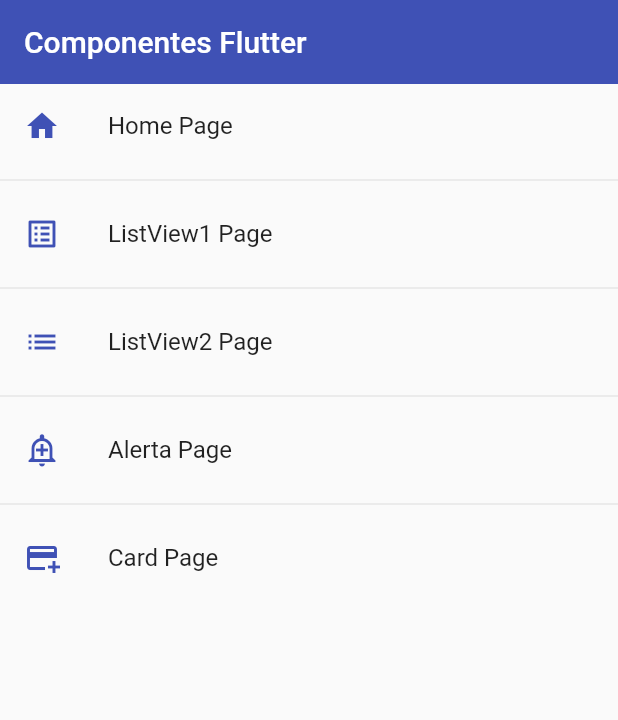
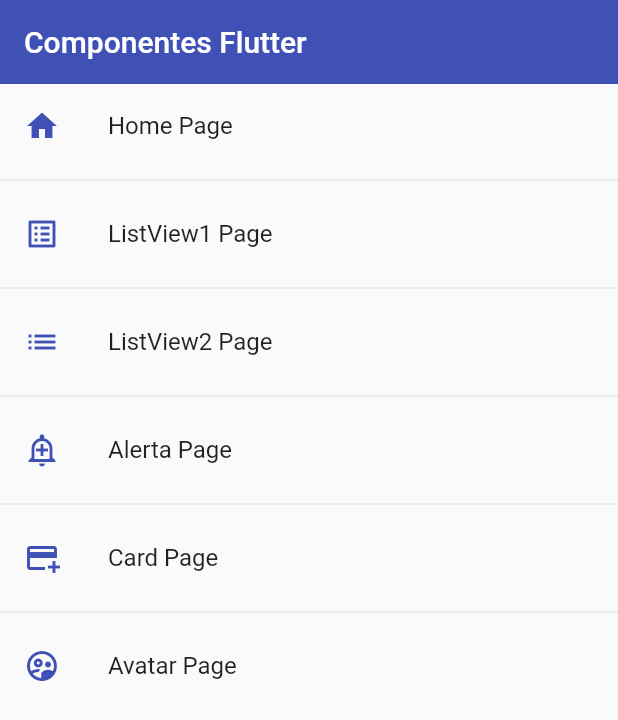
Before and after one commit to illika/components_fl, a Flutter app: the screen it shows after launch, on a phone screen of 412 x 824 dp. Shown: the top 720 px of the screen. Run offline on Flutter 3.47's test engine with Material 2 defaults, Android fonts, the phone set to English and light mode, and no system bars.

Commit message:
Circle Avatar

```diff
--- a/lib/router/app_routes.dart
+++ b/lib/router/app_routes.dart
@@ -36,6 +36,12 @@ class AppRoutes {
       pagina: const CardPage(),
       icon: Icons.add_card,
     ),
+    MenuOptions(
+      route: "avatar",
+      nombre: "Avatar Page",
+      pagina: const AvatarPage(),
+      icon: Icons.supervised_user_circle_outlined,
+    ),
   ];
 
   static Map<String, Widget Function(BuildContext)> getAppRoutes() {
--- a/lib/screens/screens.dart
+++ b/lib/screens/screens.dart
@@ -1,4 +1,5 @@
 export 'package:fl_componentes/screens/alert_page.dart';
+export 'package:fl_componentes/screens/avatar_page.dart';
 export 'package:fl_componentes/screens/card_page.dart';
 export 'package:fl_componentes/screens/home_page.dart';
 export 'package:fl_componentes/screens/listview1_page.dart';
```
Also changed, not shown: lib/screens/avatar_page.dart (added, +36 -0 lines).
